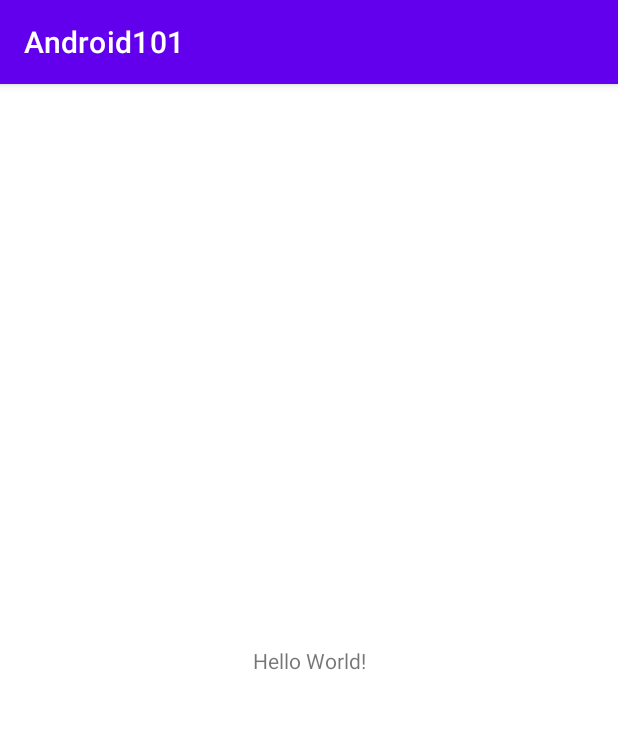
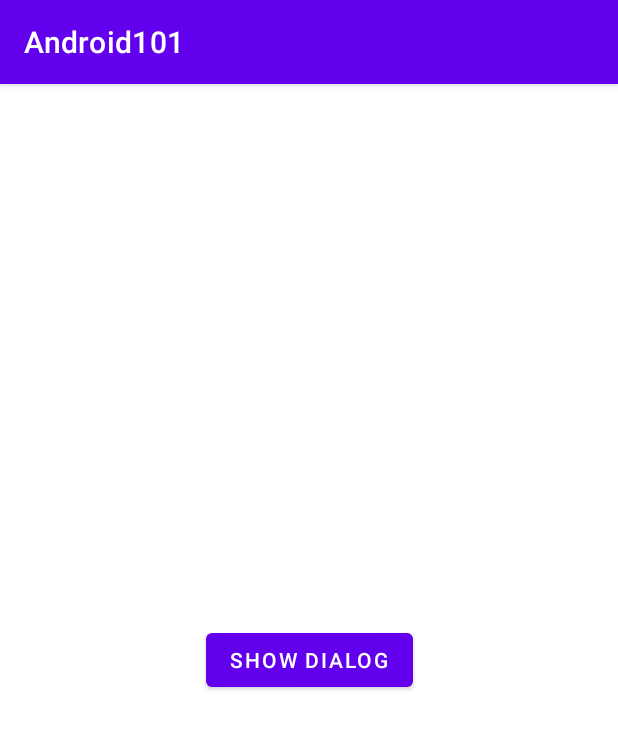
Before and after one commit to kocko94/android-101, an Android app: the screen it shows after launch (MainActivity), on a phone screen of 412 x 824 dp. Shown: the top 729 px of the screen. Run offline under Robolectric (Android 15) with nearby library versions, the phone set to English and light mode, and no system bars.

Commit message:
simple alert dialog

```diff
--- a/app/src/main/res/layout/activity_main.xml
+++ b/app/src/main/res/layout/activity_main.xml
@@ -6,10 +6,11 @@
     android:layout_height="match_parent"
     tools:context=".MainActivity">
 
-    <TextView
+    <Button
+        android:id="@+id/btn"
         android:layout_width="wrap_content"
         android:layout_height="wrap_content"
-        android:text="Hello World!"
+        android:text="@string/show_dialog"
         app:layout_constraintBottom_toBottomOf="parent"
         app:layout_constraintLeft_toLeftOf="parent"
         app:layout_constraintRight_toRightOf="parent"
--- a/app/src/main/res/values/strings.xml
+++ b/app/src/main/res/values/strings.xml
@@ -1,3 +1,4 @@
 <resources>
     <string name="app_name">Android101</string>
+    <string name="show_dialog">Show dialog</string>
 </resources>
```
Also changed, not shown: app/src/main/java/com/playground/android101/MainActivity.java (+14 -0 lines).
